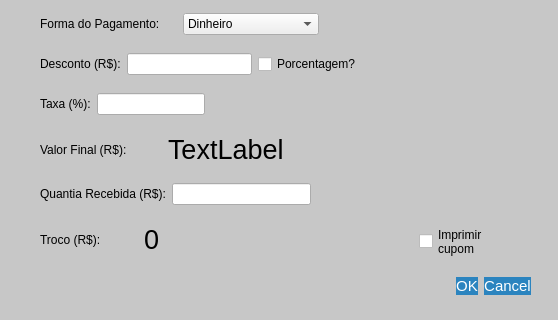
Above: pagamento.ui from GabR36/QEstoqueLoja before the change; both pictures show x 0 to 558 and y 180 to 500 of the 558 by 500 pixel window. Below: the same form after it.
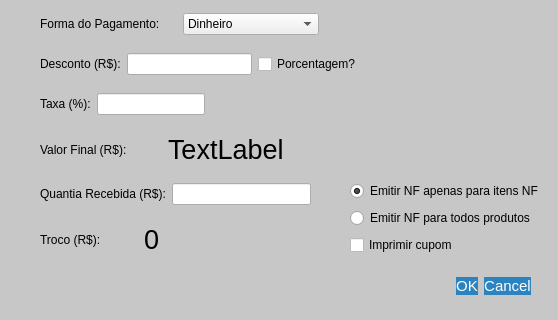
That is the form after the change. Icons and pictures are not drawn. Custom widgets are drawn as their Qt base class.

Commit message: opção emitir nf apenas de itens nf ou todos

Patch:
```diff
--- a/pagamento.ui
+++ b/pagamento.ui
@@ -449,21 +449,40 @@
     </item>
    </layout>
   </widget>
-  <widget class="QCheckBox" name="CheckImprimirCNF">
+  <widget class="QWidget" name="">
    <property name="geometry">
     <rect>
-     <x>419</x>
-     <y>401</y>
-     <width>131</width>
-     <height>41</height>
+     <x>350</x>
+     <y>360</y>
+     <width>205</width>
+     <height>77</height>
     </rect>
    </property>
+   <layout class="QVBoxLayout" name="verticalLayout">
+    <item>
+     <widget class="QRadioButton" name="RadioBtn_EmitNfApenas">
+      <property name="text">
+       <string>Emitir NF apenas para itens NF</string>
+      </property>
+      <property name="checked">
+       <bool>true</bool>
+      </property>
+     </widget>
+    </item>
+    <item>
+     <widget class="QRadioButton" name="RadioBtn_EmitNfTodos">
+      <property name="text">
+       <string>Emitir NF para todos produtos</string>
+      </property>
+     </widget>
+    </item>
+    <item>
+     <widget class="QCheckBox" name="CheckImprimirCNF">
    <property name="autoFillBackground">
     <bool>false</bool>
    </property>
    <property name="text">
-    <string>Imprimir 
-cupom </string>
+       <string>Imprimir cupom </string>
    </property>
    <property name="icon">
     <iconset resource="Imagens/recursosImg.qrc">
@@ -472,6 +491,9 @@
    <property name="tristate">
     <bool>false</bool>
    </property>
+     </widget>
+    </item>
+   </layout>
   </widget>
  </widget>
  <customwidgets>
```
Lines whose indentation alone changed are shown as unchanged. The commit also changes 6 other files.
